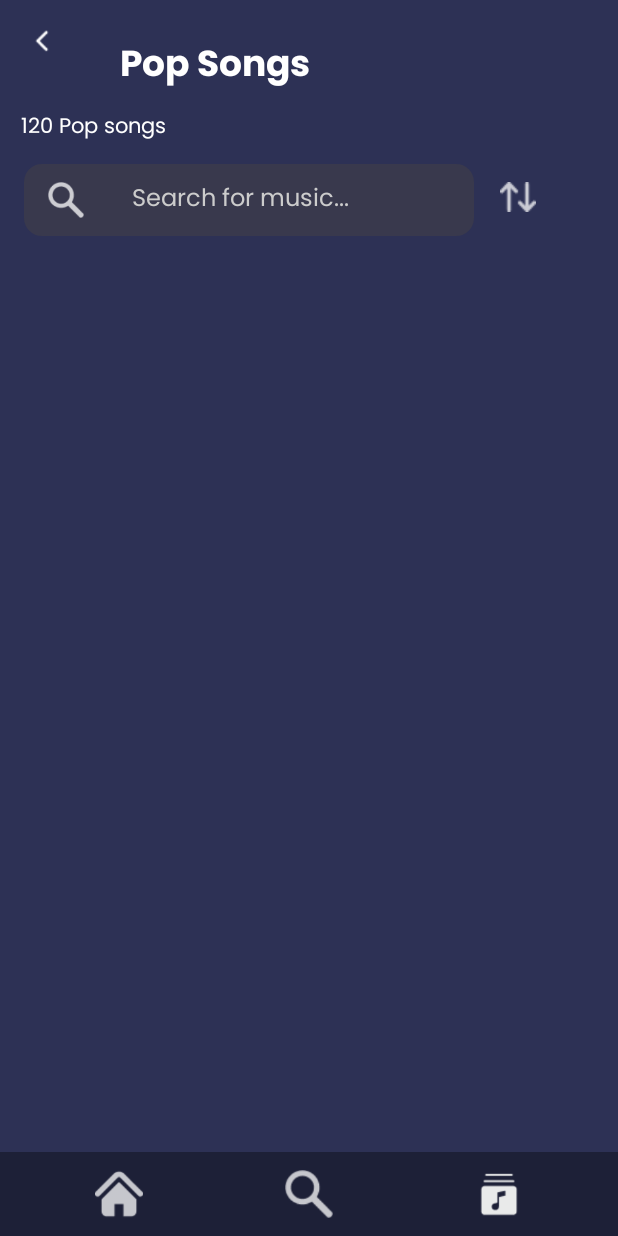
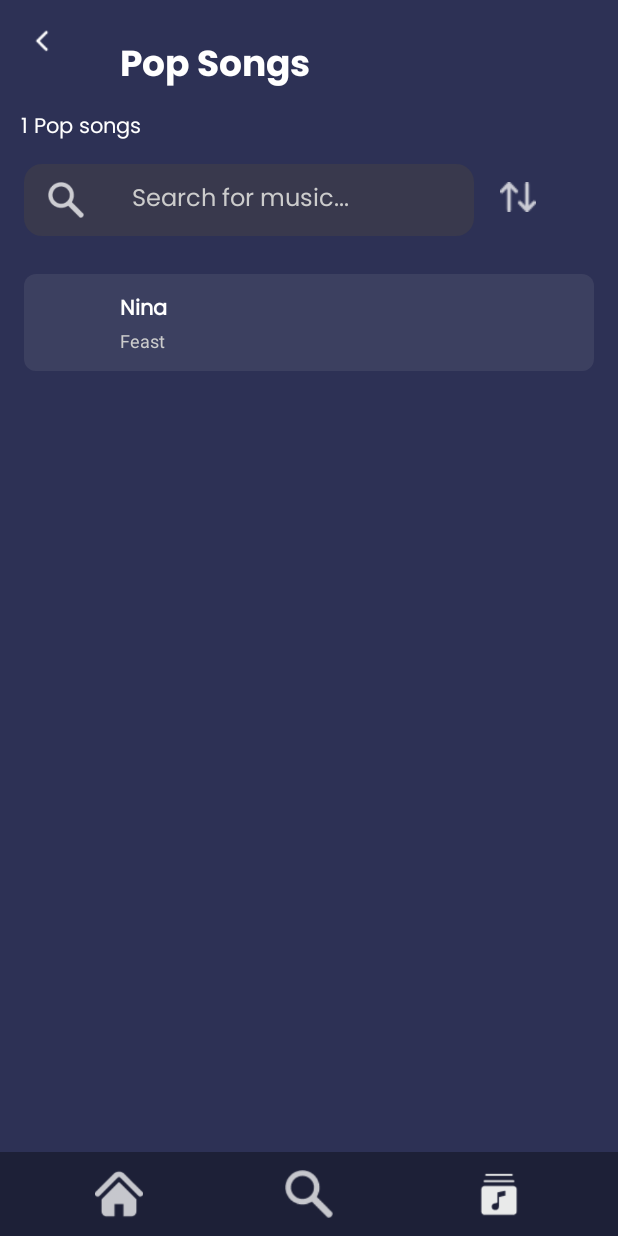
Before and after one commit to erianaerwt/vibeTune, an Android app: the layout lagu.xml on its own in the app's theme, with its tools: preview values and no code run, on a phone screen of 412 x 824 dp. Run offline under Robolectric (Android 15) with nearby library versions, the phone set to English and light mode, and no system bars.

Commit message:
edit lagu

```diff
--- a/app/src/main/res/layout/lagu.xml
+++ b/app/src/main/res/layout/lagu.xml
@@ -41,7 +41,7 @@
         android:layout_marginTop="8dp"
         android:layout_marginStart="14dp"
         android:fontFamily="@font/poppins_regular"
-        android:text="120 Pop songs"
+        android:text="1 Pop songs"
         android:textColor="#FFFFFF"
         android:textSize="14sp"
         app:layout_constraintEnd_toEndOf="parent"
@@ -103,15 +103,61 @@
 
     </LinearLayout>
 
-    <androidx.recyclerview.widget.RecyclerView
-        android:id="@+id/recyclerView"
-        android:layout_width="0dp"
-        android:layout_height="0dp"
-        android:padding="16dp"
-        app:layout_constraintBottom_toTopOf="@id/bottomNav"
+    <LinearLayout
+        android:layout_width="match_parent"
+        android:layout_height="wrap_content"
+        android:layout_marginHorizontal="16dp"
+        android:layout_marginBottom="8dp"
+        android:background="@drawable/item_background"
+        android:orientation="horizontal"
+        android:padding="12dp"
+        android:layout_marginTop="25dp"
         app:layout_constraintEnd_toEndOf="parent"
         app:layout_constraintStart_toStartOf="parent"
-        app:layout_constraintTop_toBottomOf="@id/search_bar" />
+        app:layout_constraintTop_toBottomOf="@id/search_bar">
+
+            <ImageView
+                android:id="@+id/item_image"
+                android:layout_width="40dp"
+                android:layout_height="40dp"
+                android:scaleType="centerCrop" />
+
+            <LinearLayout
+                android:layout_width="0dp"
+                android:layout_height="wrap_content"
+                android:layout_weight="1"
+                android:orientation="vertical"
+                android:paddingStart="12dp">
+
+            <TextView
+                android:id="@+id/item_title"
+                android:layout_width="wrap_content"
+                android:layout_height="wrap_content"
+                android:text="Nina"
+                android:textColor="#FFFFFF"
+                android:textSize="14sp"
+                android:textStyle="bold"
+                android:fontFamily="@font/poppins_regular"/>
+
+            <TextView
+                android:id="@+id/item_subtitle"
+                android:layout_width="wrap_content"
+                android:layout_height="wrap_content"
+                android:text="Feast"
+                android:textColor="#CCCCCC"
+                android:textSize="12sp" />
+        </LinearLayout>
+    </LinearLayout>
+
+    <!--    <androidx.recyclerview.widget.RecyclerView-->
+<!--        android:id="@+id/recyclerView"-->
+<!--        android:layout_width="0dp"-->
+<!--        android:layout_height="0dp"-->
+<!--        android:padding="16dp"-->
+<!--        app:layout_constraintBottom_toTopOf="@id/bottomNav"-->
+<!--        app:layout_constraintEnd_toEndOf="parent"-->
+<!--        app:layout_constraintStart_toStartOf="parent"-->
+<!--        app:layout_constraintTop_toBottomOf="@id/search_bar" />-->
 
     <!-- Bottom Navigation -->
     <LinearLayout
```
